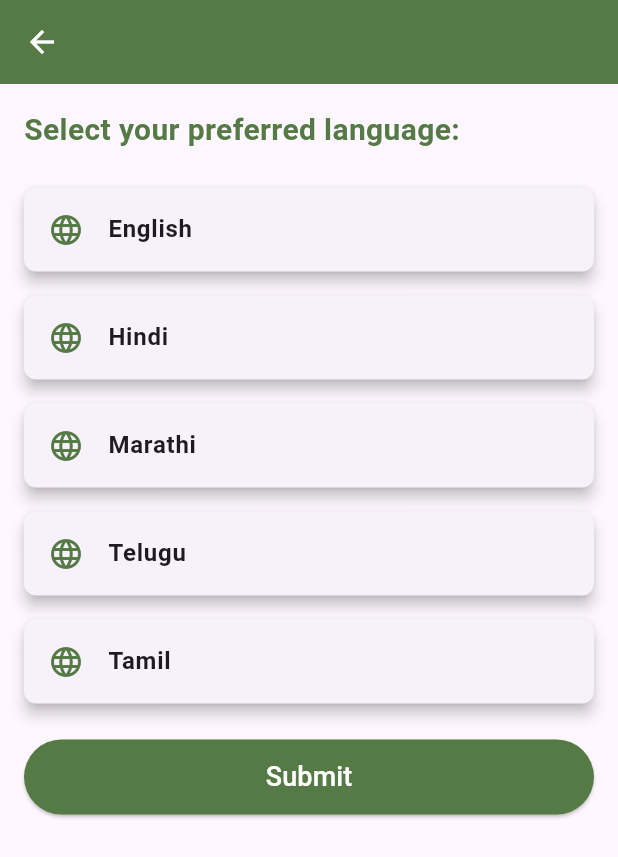
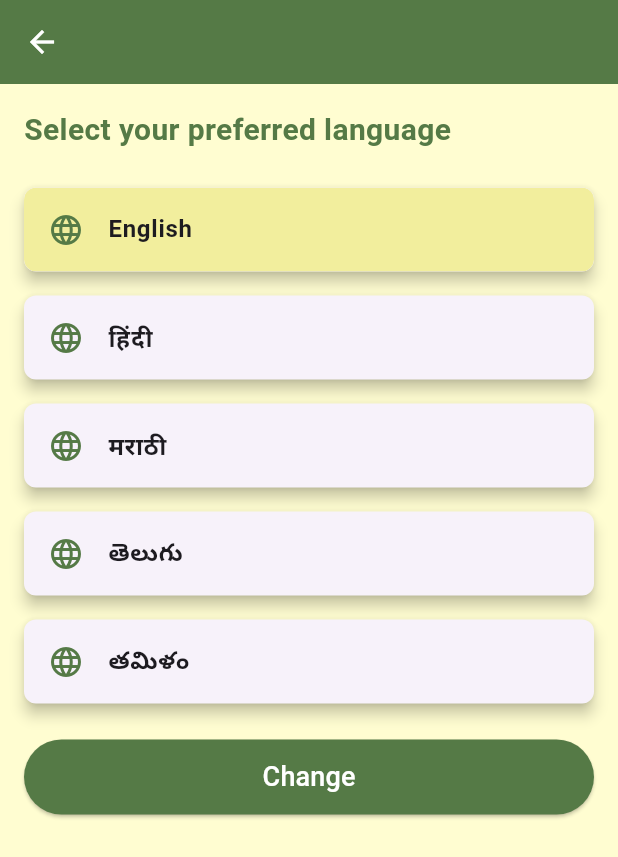
Before and after one commit to Sneom/ks-app, a Flutter app: the GetLanguagePage screen opened directly, on a phone screen of 412 x 824 dp. Shown: the top 857 px of the screen. Run offline on Flutter 3.47's test engine with Material 3 defaults, Android fonts, the phone set to English and light mode, and no system bars; our stand-ins replace flutter_dotenv, flutter_image_compress, flutter_widget_from_html, geocoding, geolocator, google_sign_in and 6 more; accounts and stored records are empty.

Commit message:
Changed the sign in background and Get_Language bug

```diff
--- a/lib/components/Get_Language.dart
+++ b/lib/components/Get_Language.dart
@@ -1,5 +1,6 @@
 import 'package:flutter/material.dart';
 import 'package:kisan/components/Auth.dart';
+import 'package:kisan/components/Language/Language_Texts.dart';
 import 'package:kisan/main.dart';
 import 'package:supabase_flutter/supabase_flutter.dart';
 import 'package:shared_preferences/shared_preferences.dart';
@@ -12,7 +13,7 @@ class GetLanguagePage extends StatefulWidget {
 }
 
 class _GetLanguagePageState extends State<GetLanguagePage> {
-  String selectedLanguage = '';
+  String selectedLanguage = 'english';
   final _user = supabase.auth.currentUser;
 
   @override
@@ -24,7 +25,8 @@ class _GetLanguagePageState extends State<GetLanguagePage> {
   Future<void> _loadSelectedLanguage() async {
     final preferences = await SharedPreferences.getInstance();
     setState(() {
-      selectedLanguage = preferences.getString('selectedLanguage') ?? '';
+      selectedLanguage = preferences.getString('selectedLanguage') ?? 'english';
+      ;
     });
   }
 
@@ -35,7 +37,10 @@ class _GetLanguagePageState extends State<GetLanguagePage> {
 
   @override
   Widget build(BuildContext context) {
+    Map<String, String> titles =
+        LanguageTexts.headerTitle[selectedLanguage] ?? {};
     return Scaffold(
+      backgroundColor: Color.fromARGB(255, 255, 253, 209),
       appBar: AppBar(
         foregroundColor: Colors.white,
         backgroundColor:
@@ -46,8 +51,8 @@ class _GetLanguagePageState extends State<GetLanguagePage> {
         child: Column(
           crossAxisAlignment: CrossAxisAlignment.stretch,
           children: [
-            const Text(
-              'Select your preferred language:',
+            Text(
+              '${titles['selectlang']}',
               style: TextStyle(
                 fontSize: 20,
                 fontWeight: FontWeight.bold,
@@ -58,10 +63,10 @@ class _GetLanguagePageState extends State<GetLanguagePage> {
             Column(
               children: [
                 buildLanguageCard('English', 'english', Icons.language),
-                buildLanguageCard('Hindi', 'hindi', Icons.language),
-                buildLanguageCard('Marathi', 'marathi', Icons.language),
-                buildLanguageCard('Telugu', 'telugu', Icons.language),
-                buildLanguageCard('Tamil', 'tamil', Icons.language),
+                buildLanguageCard('हिंदी', 'hindi', Icons.language),
+                buildLanguageCard('मराठी', 'marathi', Icons.language),
+                buildLanguageCard('తెలుగు', 'telugu', Icons.language),
+                buildLanguageCard('తమిళం', 'tamil', Icons.language),
                 // Add more languages as needed
               ],
             ),
@@ -75,8 +80,8 @@ class _GetLanguagePageState extends State<GetLanguagePage> {
                   print('Please select a language');
                 }
               },
-              child: const Text(
-                'Submit',
+              child: Text(
+                '${titles['submit']}',
                 style: TextStyle(fontSize: 18, color: Colors.white),
               ),
               style: ElevatedButton.styleFrom(
--- a/lib/components/Language/Language_Texts.dart
+++ b/lib/components/Language/Language_Texts.dart
@@ -11,7 +11,9 @@ class LanguageTexts {
       'readmore': "Read More",
       'read': 'Read',
       'notread': 'Not Read',
-      'created': "Created"
+      'created': "Created",
+      'submit': "Change",
+      'selectlang': "Select your preferred language"
     },
     'hindi': {
       'kisansathi': "किसान साथी",
@@ -24,7 +26,9 @@ class LanguageTexts {
       'readmore': "और पढ़ें",
       'read': 'पढ़ा है',
       'notread': 'पढ़ा नहीं',
-      'created': "लिखा है"
+      'created': "लिखा है",
+      'submit': "बदलो",
+      'selectlang': "अपनी पसंदीदा भाषा चुनें"
     },
     'marathi': {
       'kisansathi': 'किसन साथी',
@@ -37,7 +41,9 @@ class LanguageTexts {
       'readmore': "पुढे वाचा",
       'read': 'वाचले आहे',
       'notread': 'वाचले नाही',
-      'created': "लिहिलेले"
+      'created': "लिहिलेले",
+      'submit': "बदला",
+      'selectlang': "तुमची पसंतीची भाषा निवडा"
     },
     'telugu': {
       'kisansathi': 'కిసాన్ సతి',
@@ -50,7 +56,9 @@ class LanguageTexts {
       'readmore': "ఇంకా చదవండి",
       'read': 'చదవండి',
       'notread': 'చదవలేదు',
-      'created': "సృష్టించారు"
+      'created': "సృష్టించారు",
+      'submit': "సమర్పించండి",
+      'selectlang': "మీకు ఇష్టమైన భాషను ఎంచుకోండి"
     }
   };
 
--- a/lib/components/Profile.dart
+++ b/lib/components/Profile.dart
@@ -29,7 +29,7 @@ class ProfilePage extends StatelessWidget {
         ),
         foregroundColor: Colors.white,
       ),
-      backgroundColor: const Color(0xFFF2EE9D),
+      backgroundColor: Color.fromARGB(255, 255, 253, 209),
       body: ListView(
         children: [
           ListTile(
--- a/pubspec.yaml
+++ b/pubspec.yaml
@@ -50,6 +50,7 @@ dependencies:
   intl: ^0.19.0
   flutter_widget_from_html: ^0.14.11
   flutter_image_compress: ^2.1.0
+  pin_code_fields: ^8.0.1
   # flutter_html: ^2.0.0-nullsafety.1
 
 dev_dependencies:
@@ -78,6 +79,7 @@ flutter:
   assets:
     - .env
     - assets/google_logo.webp
+    - assets/signin_image.png
   #   - images/a_dot_ham.jpeg
 
   # An image asset can refer to one or more resolution-specific "variants", see
```
Also changed, not shown: lib/components/Home.dart (+8 -4 lines), lib/components/Signin.dart (+10 -2 lines), assets/signin_image.png (added), pubspec.lock.
